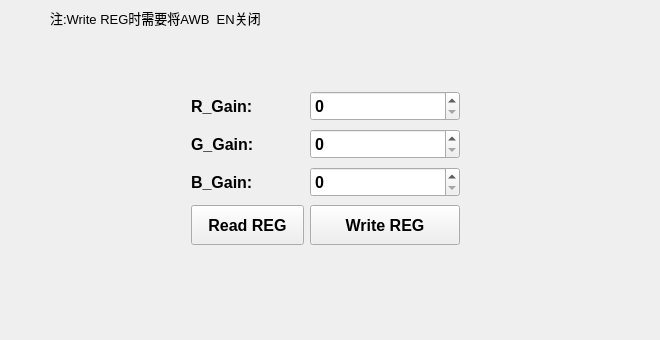
Qt form Link_tab/awb_tab.ui (HuJingwen1211/MCISP) before a commit.
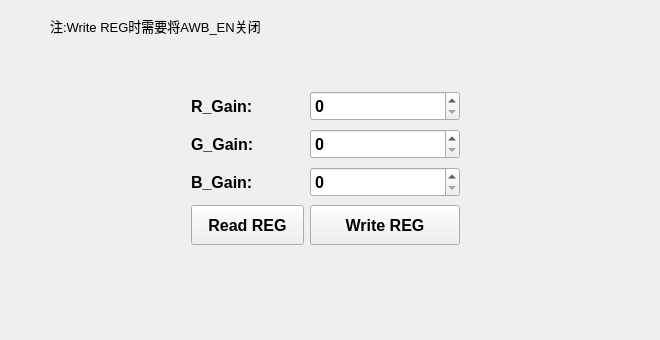
The same form after that commit.

Patch:
```diff
--- a/Link_tab/awb_tab.ui
+++ b/Link_tab/awb_tab.ui
@@ -24,8 +24,8 @@
     <rect>
      <x>50</x>
      <y>10</y>
-     <width>281</width>
-     <height>16</height>
+     <width>361</width>
+     <height>31</height>
     </rect>
    </property>
    <property name="font">
```
